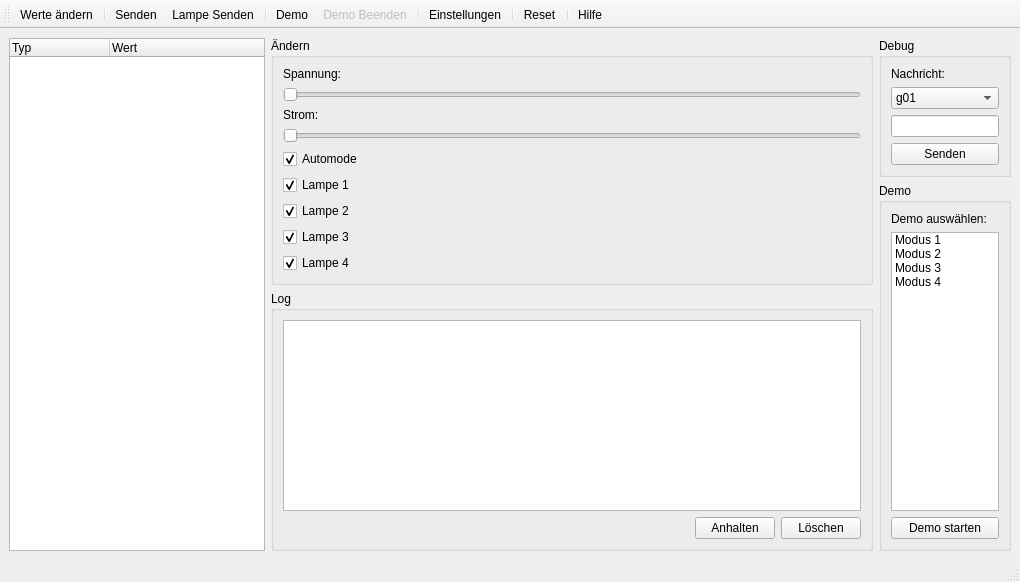
Qt form Ladefahrrad_Python/gui/gui.ui (spaibs/eCARus-IT) before a commit.
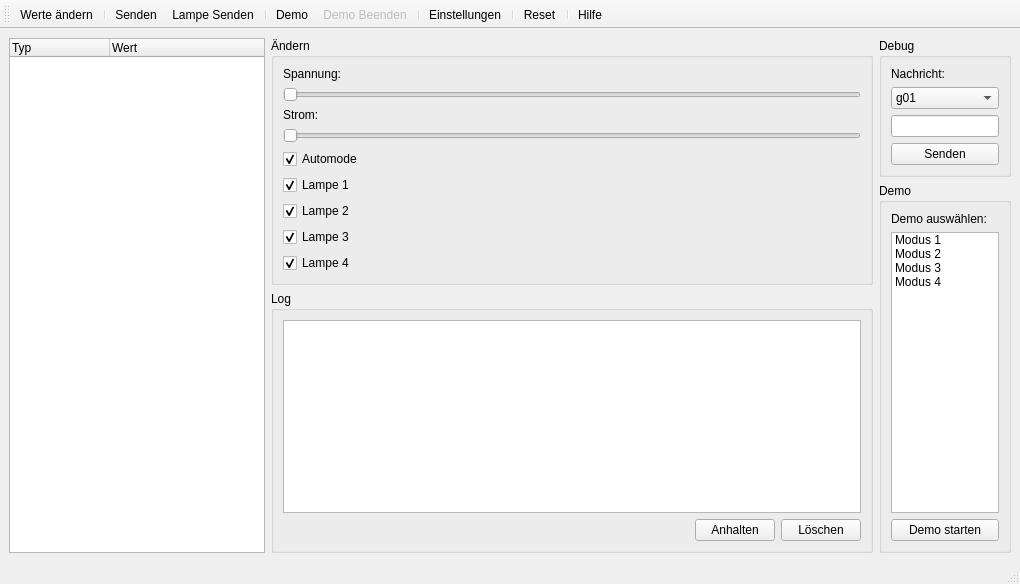
The same form after that commit. Icons and pictures are not drawn.

Patch:
```diff
--- a/Ladefahrrad_Python/gui/gui.ui
+++ b/Ladefahrrad_Python/gui/gui.ui
@@ -7,7 +7,7 @@
     <x>0</x>
     <y>0</y>
     <width>1020</width>
-    <height>582</height>
+    <height>584</height>
    </rect>
   </property>
   <property name="windowTitle">
```
Left out of the diff: 10 changed lines with no effect on the pictures.
